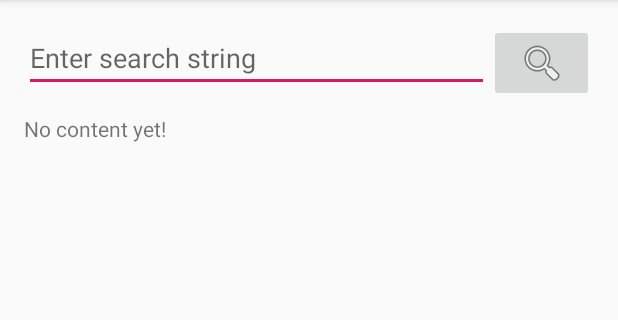
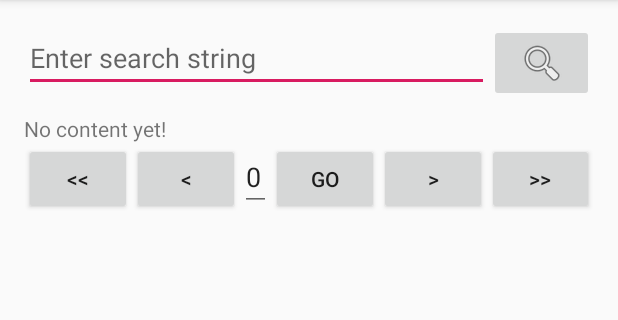
Before and after one commit to protu/MusicWebService, an Android app: the screen it shows after launch (MainActivity), on a phone screen of 412 x 824 dp, the part 84-404 px from its top. Run offline under Robolectric (Android 15) with nearby library versions, the phone set to English and light mode, and no system bars; our stand-ins replace ButterKnife.

Commit message:
First introduction of RecycleView

```diff
--- a/app/build.gradle
+++ b/app/build.gradle
@@ -31,5 +31,6 @@ dependencies {
 
     implementation 'com.squareup.retrofit2:retrofit:2.5.0'
     implementation 'com.squareup.retrofit2:converter-gson:2.5.0'
+    implementation 'com.android.support:recyclerview-v7:28.0.0'
 
 }
--- a/app/src/main/java/hr/dario/musicwebservice/MainActivity.java
+++ b/app/src/main/java/hr/dario/musicwebservice/MainActivity.java
@@ -1,9 +1,11 @@
 package hr.dario.musicwebservice;
 
 import android.content.Context;
+import android.os.Bundle;
 import android.support.annotation.NonNull;
 import android.support.v7.app.AppCompatActivity;
-import android.os.Bundle;
+import android.support.v7.widget.LinearLayoutManager;
+import android.support.v7.widget.RecyclerView;
 import android.view.Menu;
 import android.view.MenuItem;
 import android.view.View;
@@ -15,6 +17,7 @@ import android.widget.Toast;
 import butterknife.BindView;
 import butterknife.ButterKnife;
 import butterknife.OnClick;
+import hr.dario.musicwebservice.adapters.RecordAdapter;
 import hr.dario.musicwebservice.api.IRecord;
 import hr.dario.musicwebservice.model.Record;
 import retrofit2.Call;
@@ -30,12 +33,23 @@ public class MainActivity extends AppCompatActivity implements Callback<Record>
     @BindView(R.id.etSearch)
     EditText etSearch;
 
+    @BindView(R.id.rvRecordList)
+    RecyclerView rvRecordList;
+
+    Record record;
+
+    private RecyclerView.Adapter rvAdapter;
+    private RecyclerView.LayoutManager rvLayout;
+
     @Override
     protected void onCreate(Bundle savedInstanceState) {
         super.onCreate(savedInstanceState);
         setContentView(R.layout.activity_main);
         ButterKnife.bind(this);
         setupRestAdapter();
+        rvLayout = new LinearLayoutManager(this);
+        rvRecordList.setLayoutManager(rvLayout);
+
     }
 
     private void setupRestAdapter() {
@@ -61,18 +75,16 @@ public class MainActivity extends AppCompatActivity implements Callback<Record>
         }
     }
 
-
     @Override
     public void onResponse(@NonNull Call<Record> call, @NonNull Response<Record> response) {
-        Record Record = response.body();
-        if (Record != null) {
-            if(Record.getCount() == 0) {
+        record = response.body();
+        if (record != null) {
+            if (record.getCount() == 0) {
                 tvResult.setText(R.string.no_match);
             } else {
-                tvResult.setText(getString(R.string.records_found) + ": " + String.valueOf(Record.getCount()));
-                tvResult.append(System.getProperty("line.separator"));
-                tvResult.append(System.getProperty("line.separator"));
-                tvResult.append(Record.toString());
+                tvResult.setText(getString(R.string.records_found) + ": " + String.valueOf(record.getCount()));
+                rvAdapter = new RecordAdapter(record);
+                rvRecordList.setAdapter(rvAdapter);
             }
         }
     }
@@ -109,7 +121,6 @@ public class MainActivity extends AppCompatActivity implements Callback<Record>
         if (id == R.id.actionExit) {
             finish();
         }
-
         return super.onOptionsItemSelected(item);
     }
 }
--- a/app/src/main/res/layout/activity_main.xml
+++ b/app/src/main/res/layout/activity_main.xml
@@ -20,8 +20,8 @@
             android:layout_height="wrap_content"
             android:layout_weight="7"
             android:ems="10"
-            android:inputType="textPersonName"
-            android:hint="@string/enter_search_string" />
+            android:hint="@string/enter_search_string"
+            android:inputType="textPersonName" />
 
         <ImageButton
             android:id="@+id/ibtnSearch"
@@ -31,18 +31,73 @@
             app:srcCompat="@android:drawable/ic_menu_search" />
     </LinearLayout>
 
-    <ScrollView
+
+    <TextView
+        android:id="@+id/tvResult"
+        android:layout_width="wrap_content"
+        android:layout_height="wrap_content"
+        android:text="@string/no_content_yet" />
+
+    <android.support.v7.widget.RecyclerView
+        android:id="@+id/rvRecordList"
         android:layout_width="match_parent"
-        android:layout_height="match_parent"
-        android:layout_weight="7">
+        android:layout_height="wrap_content"
+       >
 
-        <TextView
-            android:id="@+id/tvResult"
+    </android.support.v7.widget.RecyclerView>
+
+    <LinearLayout
+        android:layout_width="match_parent"
+        android:layout_height="wrap_content"
+        android:orientation="horizontal"
+        android:layout_marginBottom="8dp"
+        android:layout_gravity="bottom"
+        >
+
+        <Button
+            android:id="@+id/btnFirst"
             android:layout_width="wrap_content"
             android:layout_height="wrap_content"
-            android:text="@string/no_content_yet" />
+            android:layout_weight="1"
+            android:text="&lt;&lt;" />
 
-    </ScrollView>
+        <Button
+            android:id="@+id/btnPrevious"
+            android:layout_width="wrap_content"
+            android:layout_height="wrap_content"
+            android:layout_weight="1"
+            android:text="&lt;" />
+
+        <EditText
+            android:id="@+id/etGoPage"
+            android:layout_width="wrap_content"
+            android:layout_height="wrap_content"
+            android:paddingEnd="4dp"
+            android:paddingStart="4dp"
+            android:inputType="number"
+            android:text="0" />
+
+        <Button
+            android:id="@+id/btnGoPage"
+            android:layout_width="wrap_content"
+            android:layout_height="wrap_content"
+            android:layout_weight="1"
+            android:text="@string/go" />
+
+        <Button
+            android:id="@+id/btnNext"
+            android:layout_width="wrap_content"
+            android:layout_height="wrap_content"
+            android:layout_weight="1"
+            android:text="&gt;" />
+
+        <Button
+            android:id="@+id/btnLast"
+            android:layout_width="wrap_content"
+            android:layout_height="wrap_content"
+            android:layout_weight="1"
+            android:text="&gt;&gt;" />
+    </LinearLayout>
 
 
 </LinearLayout>
--- a/app/src/main/res/values/strings.xml
+++ b/app/src/main/res/values/strings.xml
@@ -5,4 +5,5 @@
     <string name="enter_search_string">Enter search string</string>
     <string name="no_match">No match</string>
     <string name="records_found">Records found</string>
+    <string name="go">Go</string>
 </resources>
```
Also changed, not shown: app/src/main/java/hr/dario/musicwebservice/adapters/RecordAdapter.java (added, +95 -0 lines), app/src/main/res/layout/recycler_view_item.xml (added, +37 -0 lines), 1 other file.
